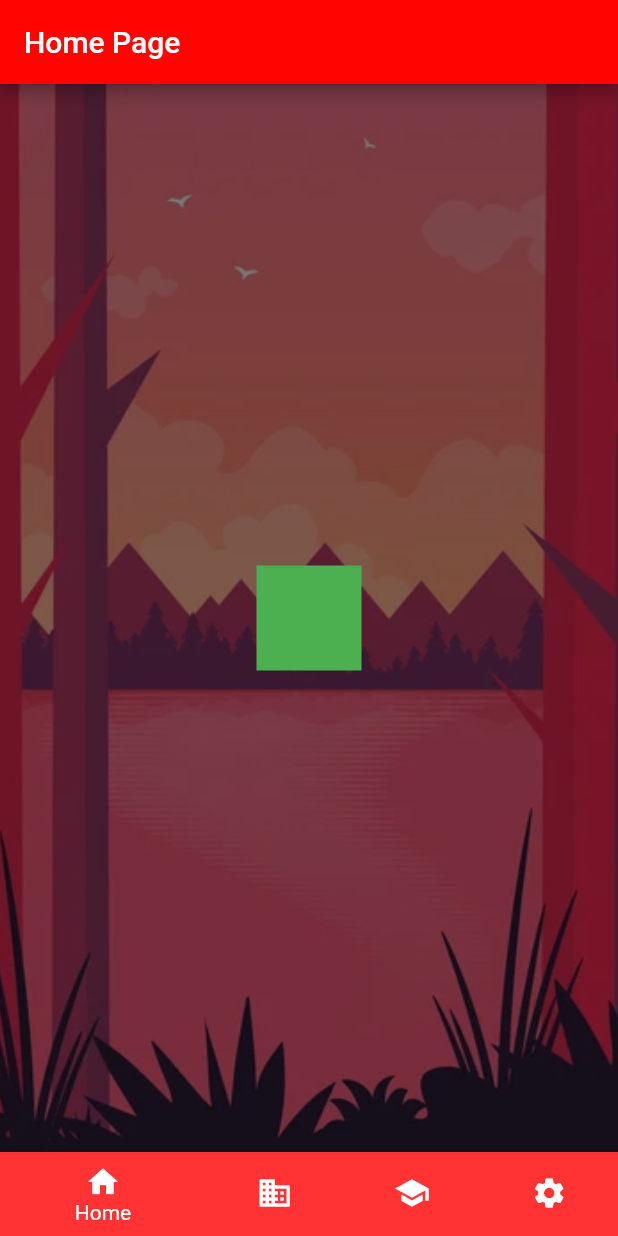
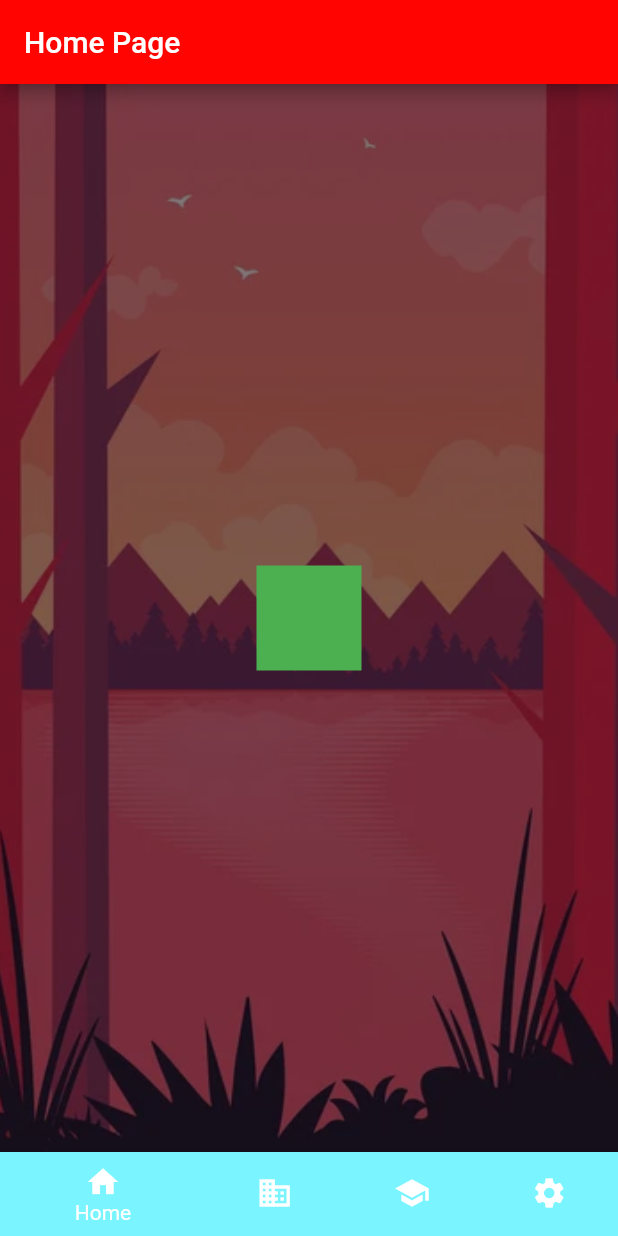
Before and after one commit to luidyvinicius/dart-parquinho, a Flutter app: the screen it shows after launch, on a phone screen of 412 x 824 dp. Run offline on Flutter 3.47's test engine with Material 2 defaults, Android fonts, the light colour scheme and no system bars.

Commit message:
Alteração de cores bottomNavigationBar

```diff
--- a/lib/bottomNavigationBar.dart
+++ b/lib/bottomNavigationBar.dart
@@ -43,22 +43,22 @@ class _MyStatefulWidgetState extends State<MyStatefulWidget> {
         BottomNavigationBarItem(
           icon: Icon(Icons.home),
           label: 'Home',
-          backgroundColor: Color.fromARGB(255, 255, 51, 51),
+          backgroundColor: Color.fromARGB(255, 122, 244, 255),
         ),
         BottomNavigationBarItem(
           icon: Icon(Icons.business),
           label: 'Business',
-          backgroundColor: Color.fromARGB(255, 255, 34, 34),
+          backgroundColor: Color.fromARGB(255, 34, 189, 255),
         ),
         BottomNavigationBarItem(
           icon: Icon(Icons.school),
           label: 'School',
-          backgroundColor: Color.fromARGB(255, 188, 12, 12),
+          backgroundColor: Color.fromARGB(255, 12, 123, 188),
         ),
         BottomNavigationBarItem(
           icon: Icon(Icons.settings),
           label: 'Settings',
-          backgroundColor: Color.fromARGB(255, 156, 7, 7),
+          backgroundColor: Color.fromARGB(255, 7, 37, 156),
         ),
       ],
       currentIndex: _selectedIndex,
```
